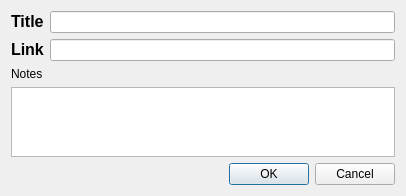
RetroShare/RetroShare, file retroshare-gui/src/gui/Posted/PostedCreatePostDialog.ui: the form before one commit.
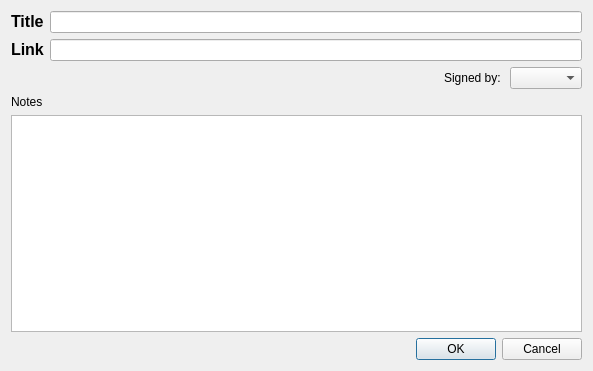
The form after the commit. Custom widgets are drawn as their Qt base class.

Commit message: Finished most of Comment GUI side.  - Created GxsFeedItem to subclass all potential Gxs feeds.  - Modified GxsChannelPostItem & PostedItem to use GxsFeedItem.  - Added Posted and Channel Items to Comment Header.  - Added Message Title to Comment Tab.  - Added MessageBoxes for missing signatures in various places.  - Changed Licence from GPL to LGPL for gxs, Posted, gxschannels.  - Deleted Old Posted Classes that are no longer needed.  - Added Comment Up/Down/Own Vote to CommentTree.  - Tweaked FeedHolder fns to support GXS comments.

Diff of the .ui file:
```diff
--- a/retroshare-gui/src/gui/Posted/PostedCreatePostDialog.ui
+++ b/retroshare-gui/src/gui/Posted/PostedCreatePostDialog.ui
@@ -6,8 +6,8 @@
    <rect>
     <x>0</x>
     <y>0</y>
-    <width>406</width>
-    <height>195</height>
+    <width>593</width>
+    <height>371</height>
    </rect>
   </property>
   <property name="windowTitle">
@@ -50,6 +50,36 @@
      </item>
     </layout>
    </item>
+   <item>
+    <layout class="QHBoxLayout" name="horizontalLayout_3">
+     <item>
+      <spacer name="spacer_2">
+       <property name="orientation">
+        <enum>Qt::Horizontal</enum>
+       </property>
+       <property name="sizeType">
+        <enum>QSizePolicy::MinimumExpanding</enum>
+       </property>
+       <property name="sizeHint" stdset="0">
+        <size>
+         <width>78</width>
+         <height>17</height>
+        </size>
+       </property>
+      </spacer>
+     </item>
+     <item>
+      <widget class="QLabel" name="label_4">
+       <property name="text">
+        <string>Signed by: </string>
+       </property>
+      </widget>
+     </item>
+     <item>
+      <widget class="GxsIdChooser" name="idChooser"/>
+     </item>
+    </layout>
+   </item>
    <item>
     <layout class="QVBoxLayout" name="verticalLayout">
      <item>
@@ -76,7 +106,16 @@
    </item>
   </layout>
  </widget>
- <resources/>
+ <customwidgets>
+  <customwidget>
+   <class>GxsIdChooser</class>
+   <extends>QComboBox</extends>
+   <header>gui/gxs/GxsIdChooser.h</header>
+  </customwidget>
+ </customwidgets>
+ <resources>
+  <include location="../images.qrc"/>
+ </resources>
  <connections>
   <connection>
    <sender>buttonBox</sender>
```
Left out of the diff: 4 changed lines with no effect on the pictures. The commit also changes 54 other files.
